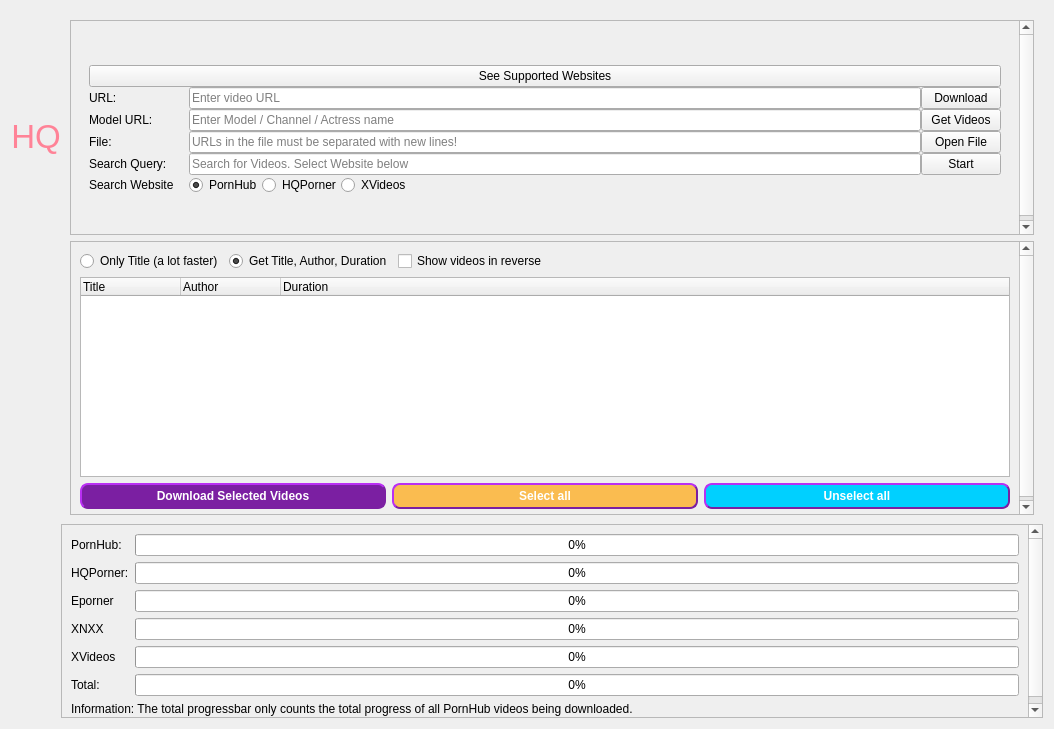
Qt form src/frontend/form_desktop.ui (EchterAlsFake/Porn_Fetch) before a commit.
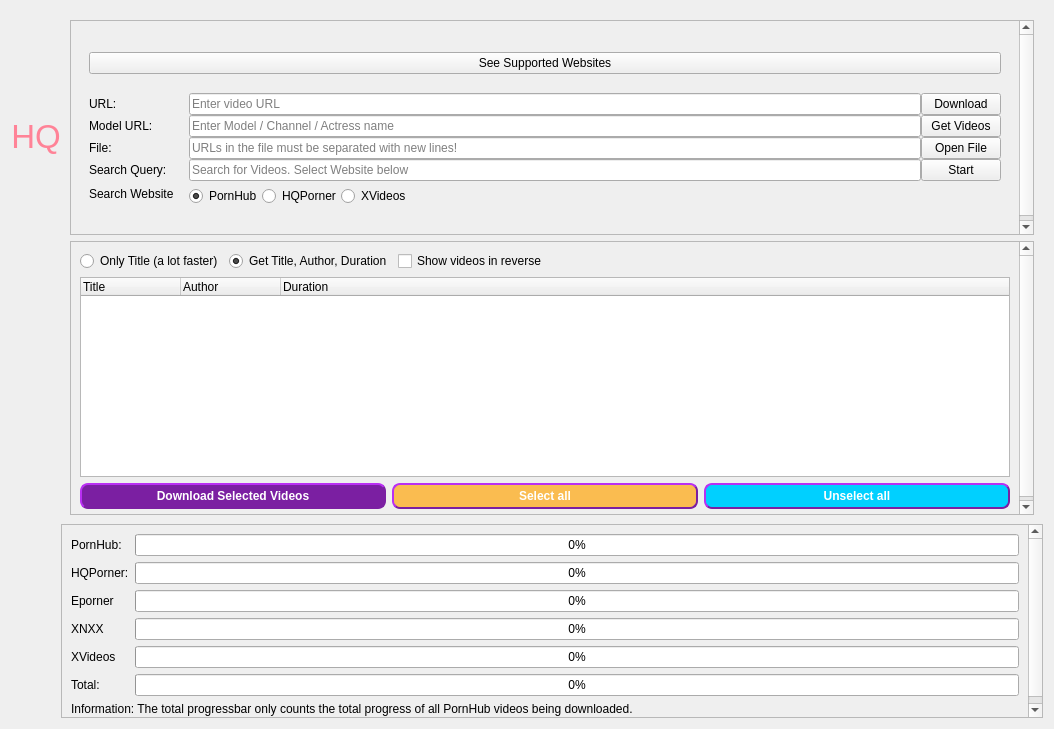
The same form after that commit.

Patch:
```diff
--- a/src/frontend/form_desktop.ui
+++ b/src/frontend/form_desktop.ui
@@ -687,7 +687,7 @@
                   </property>
                   <widget class="QWidget" name="page_3">
                    <layout class="QGridLayout" name="gridLayout_5">
-                    <item row="1" column="0">
+                    <item row="2" column="0">
                      <layout class="QGridLayout" name="gridlayout_downloading">
                       <property name="sizeConstraint">
                        <enum>QLayout::SetMaximumSize</enum>
@@ -695,59 +695,14 @@
                       <property name="spacing">
                        <number>0</number>
                       </property>
-                      <item row="7" column="0">
+                      <item row="6" column="0">
                        <widget class="QLabel" name="label_search_website">
                         <property name="text">
                          <string>Search Website</string>
                         </property>
                        </widget>
                       </item>
-                      <item row="3" column="1">
-                       <widget class="QLineEdit" name="lineedit_model_url">
-                        <property name="sizePolicy">
-                         <sizepolicy hsizetype="MinimumExpanding" vsizetype="Fixed">
-                          <horstretch>0</horstretch>
-                          <verstretch>0</verstretch>
-                         </sizepolicy>
-                        </property>
-                        <property name="minimumSize">
-                         <size>
-                          <width>300</width>
-                          <height>2</height>
-                         </size>
-                        </property>
-                        <property name="placeholderText">
-                         <string>Enter Model / Channel / Actress name</string>
-                        </property>
-                       </widget>
-                      </item>
-                      <item row="1" column="1">
-                       <widget class="QLineEdit" name="lineedit_url">
-                        <property name="sizePolicy">
-                         <sizepolicy hsizetype="MinimumExpanding" vsizetype="Fixed">
-                          <horstretch>0</horstretch>
-                          <verstretch>0</verstretch>
-                         </sizepolicy>
-                        </property>
-                        <property name="minimumSize">
-                         <size>
-                          <width>300</width>
-                          <height>4</height>
-                         </size>
-                        </property>
-                        <property name="placeholderText">
-                         <string>Enter video URL</string>
-                        </property>
-                       </widget>
-                      </item>
-                      <item row="5" column="0">
-                       <widget class="QLabel" name="labell_search">
-                        <property name="text">
-                         <string>Search Query:</string>
-                        </property>
-                       </widget>
-                      </item>
-                      <item row="4" column="0">
+                      <item row="3" column="0">
                        <widget class="QLabel" name="label_file">
                         <property name="sizePolicy">
                          <sizepolicy hsizetype="Minimum" vsizetype="Minimum">
@@ -766,64 +721,7 @@
                         </property>
                        </widget>
                       </item>
-                      <item row="0" column="0" colspan="3">
-                       <widget class="QPushButton" name="button_switch_supported_websites">
-                        <property name="text">
-                         <string>See Supported Websites</string>
-                        </property>
-                       </widget>
-                      </item>
-                      <item row="4" column="1">
-                       <widget class="QLineEdit" name="lineedit_file">
-                        <property name="sizePolicy">
-                         <sizepolicy hsizetype="MinimumExpanding" vsizetype="Fixed">
-                          <horstretch>0</horstretch>
-                          <verstretch>0</verstretch>
-                         </sizepolicy>
-                        </property>
-                        <property name="minimumSize">
-                         <size>
-                          <width>300</width>
-                          <height>2</height>
-                         </size>
-                        </property>
-                        <property name="text">
-                         <string/>
-                        </property>
-                        <property name="readOnly">
-                         <bool>true</bool>
-                        </property>
-                        <property name="placeholderText">
-                         <string>URLs in the file must be separated with new lines!</string>
-                        </property>
-                       </widget>
-                      </item>
-                      <item row="1" column="2">
-                       <widget class="QPushButton" name="button_download">
-                        <property name="sizePolicy">
-                         <sizepolicy hsizetype="Minimum" vsizetype="Fixed">
-                          <horstretch>0</horstretch>
-                          <verstretch>0</verstretch>
-                         </sizepolicy>
-                        </property>
-                        <property name="minimumSize">
-                         <size>
-                          <width>60</width>
-                          <height>2</height>
-                         </size>
-                        </property>
-                        <property name="cursor">
-                         <cursorShape>PointingHandCursor</cursorShape>
-                        </property>
-                        <property name="styleSheet">
-                         <string notr="true"/>
-                        </property>
-                        <property name="text">
-                         <string>Download</string>
-                        </property>
-                       </widget>
-                      </item>
-                      <item row="4" column="2">
+                      <item row="3" column="2">
                        <widget class="QPushButton" name="button_open_file">
                         <property name="sizePolicy">
                          <sizepolicy hsizetype="Minimum" vsizetype="Fixed">
@@ -848,48 +746,29 @@
                         </property>
                        </widget>
                       </item>
-                      <item row="3" column="2">
-                       <widget class="QPushButton" name="button_model">
+                      <item row="4" column="1">
+                       <widget class="QLineEdit" name="lineedit_search_query">
                         <property name="sizePolicy">
-                         <sizepolicy hsizetype="Minimum" vsizetype="Fixed">
+                         <sizepolicy hsizetype="MinimumExpanding" vsizetype="Fixed">
                           <horstretch>0</horstretch>
                           <verstretch>0</verstretch>
                          </sizepolicy>
                         </property>
                         <property name="minimumSize">
                          <size>
-                          <width>60</width>
-                          <height>2</height>
+                          <width>300</width>
+                          <height>0</height>
                          </size>
                         </property>
-                        <property name="cursor">
-                         <cursorShape>PointingHandCursor</cursorShape>
-                        </property>
-                        <property name="styleSheet">
-                         <string notr="true"/>
-                        </property>
                         <property name="text">
-                         <string>Get Videos</string>
+                         <string/>
                         </property>
-                       </widget>
-                      </item>
-                      <item row="5" column="2">
-                       <widget class="QPushButton" name="button_search">
-                        <property name="sizePolicy">
-                         <sizepolicy hsizetype="Minimum" vsizetype="Fixed">
-                          <horstretch>0</horstretch>
-                          <verstretch>0</verstretch>
-                         </sizepolicy>
+                        <property name="placeholderText">
+                         <string>Search for Videos. Select Website below</string>
                         </property>
-                        <property name="cursor">
-                         <cursorShape>PointingHandCursor</cursorShape>
-                        </property>
-                        <property name="text">
-                         <string>Start</string>
-                        </property>
                        </widget>
                       </item>
-                      <item row="1" column="0">
+                      <item row="0" column="0">
                        <widget class="QLabel" name="label_url">
                         <property name="sizePolicy">
                          <sizepolicy hsizetype="Minimum" vsizetype="Minimum">
@@ -908,7 +787,42 @@
                         </property>
                        </widget>
                       </item>
-                      <item row="3" column="0">
+                      <item row="4" column="2">
+                       <widget class="QPushButton" name="button_search">
+                        <property name="sizePolicy">
+                         <sizepolicy hsizetype="Minimum" vsizetype="Fixed">
+                          <horstretch>0</horstretch>
+                          <verstretch>0</verstretch>
+                         </sizepolicy>
+                        </property>
+                        <property name="cursor">
+                         <cursorShape>PointingHandCursor</cursorShape>
+                        </property>
+                        <property name="text">
+                         <string>Start</string>
+                        </property>
+                       </widget>
+                      </item>
+                      <item row="0" column="1">
+                       <widget class="QLineEdit" name="lineedit_url">
+                        <property name="sizePolicy">
+                         <sizepolicy hsizetype="MinimumExpanding" vsizetype="Fixed">
+                          <horstretch>0</horstretch>
+                          <verstretch>0</verstretch>
+                         </sizepolicy>
+                        </property>
+                        <property name="minimumSize">
+                         <size>
+                          <width>300</width>
+                          <height>4</height>
+                         </size>
+                        </property>
+                        <property name="placeholderText">
+                         <string>Enter video URL</string>
+                        </property>
+                       </widget>
+                      </item>
+                      <item row="2" column="0">
                        <widget class="QLabel" name="label_model_url">
                         <property name="sizePolicy">
                          <sizepolicy hsizetype="Minimum" vsizetype="Minimum">
@@ -927,33 +841,14 @@
                         </property>
                        </widget>
                       </item>
-                      <item row="5" column="1">
-                       <widget class="QLineEdit" name="lineedit_search_query">
-                        <property name="sizePolicy">
-                         <sizepolicy hsizetype="MinimumExpanding" vsizetype="Fixed">
-                          <horstretch>0</horstretch>
-                          <verstretch>0</verstretch>
-                         </sizepolicy>
-                        </property>
-                        <property name="minimumSize">
-                         <size>
-                          <width>300</width>
-                          <height>0</height>
-                         </size>
-                        </property>
-                        <property name="text">
-                         <string/>
-                        </property>
-                        <property name="placeholderText">
-                         <string>Search for Videos. Select Website below</string>
-                        </property>
-                       </widget>
-                      </item>
-                      <item row="7" column="1" colspan="2">
+                      <item row="6" column="1" colspan="2">
                        <layout class="QHBoxLayout" name="horizontallayout_searching_websites">
                         <property name="spacing">
                          <number>0</number>
                         </property>
+                        <property name="topMargin">
+                         <number>5</number>
+                        </property>
                         <item>
                          <widget class="QRadioButton" name="radio_search_website_pornhub">
                           <property name="text">
@@ -993,6 +888,118 @@
                         </item>
                        </layout>
                       </item>
+                      <item row="2" column="2">
+                       <widget class="QPushButton" name="button_model">
+                        <property name="sizePolicy">
+                         <sizepolicy hsizetype="Minimum" vsizetype="Fixed">
+                          <horstretch>0</horstretch>
+                          <verstretch>0</verstretch>
+                         </sizepolicy>
+                        </property>
+                        <property name="minimumSize">
+                         <size>
+                          <width>60</width>
+                          <height>2</height>
+                         </size>
+                        </property>
+                        <property name="cursor">
+                         <cursorShape>PointingHandCursor</cursorShape>
+                        </property>
+                        <property name="styleSheet">
+                         <string notr="true"/>
+                        </property>
+                        <property name="text">
+                         <string>Get Videos</string>
+                        </property>
+                       </widget>
+                      </item>
+                      <item row="4" column="0">
+                       <widget class="QLabel" name="labell_search">
+                        <property name="text">
+                         <string>Search Query:</string>
+                        </property>
+                       </widget>
+                      </item>
+                      <item row="3" column="1">
+                       <widget class="QLineEdit" name="lineedit_file">
+                        <property name="sizePolicy">
+                         <sizepolicy hsizetype="MinimumExpanding" vsizetype="Fixed">
+                          <horstretch>0</horstretch>
+                          <verstretch>0</verstretch>
+                         </sizepolicy>
+                        </property>
+                        <property name="minimumSize">
+                         <size>
+                          <width>300</width>
+                          <height>2</height>
+                         </size>
+                        </property>
+                        <property name="text">
+                         <string/>
+                        </property>
+                        <property name="readOnly">
+                         <bool>true</bool>
+                        </property>
+                        <property name="placeholderText">
+                         <string>URLs in the file must be separated with new lines!</string>
+                        </property>
+                       </widget>
+                      </item>
+                      <item row="2" column="1">
+                       <widget class="QLineEdit" name="lineedit_model_url">
+                        <property name="sizePolicy">
+                         <sizepolicy hsizetype="MinimumExpanding" vsizetype="Fixed">
+                          <horstretch>0</horstretch>
+                          <verstretch>0</verstretch>
+                         </sizepolicy>
+                        </property>
+                        <property name="minimumSize">
+                         <size>
+                          <width>300</width>
+                          <height>2</height>
+                         </size>
+                        </property>
+                        <property name="placeholderText">
+                         <string>Enter Model / Channel / Actress name</string>
+                        </property>
+                       </widget>
+                      </item>
+                      <item row="0" column="2">
+                       <widget class="QPushButton" name="button_download">
+                        <property name="sizePolicy">
+                         <sizepolicy hsizetype="Minimum" vsizetype="Fixed">
+                          <horstretch>0</horstretch>
+                          <verstretch>0</verstretch>
+                         </sizepolicy>
+                        </property>
+                        <property name="minimumSize">
+                         <size>
+                          <width>60</width>
+                          <height>2</height>
+                         </size>
+                        </property>
+                        <property name="cursor">
+                         <cursorShape>PointingHandCursor</cursorShape>
+                        </property>
+                        <property name="styleSheet">
+                         <string notr="true"/>
+                        </property>
+                        <property name="text">
+                         <string>Download</string>
+                        </property>
+                       </widget>
+                      </item>
+                     </layout>
+                    </item>
+                    <item row="1" column="0">
+                     <layout class="QVBoxLayout" name="verticalLayout_2">
+                      <item>
+                       <widget class="QPushButton" name="button_switch_supported_websites">
+                        <property name="text">
+                         <string>See Supported Websites</string>
+                        </property>
+                       </widget>
+                      </item>
                      </layout>
                     </item>
                    </layout>
```
Left out of the diff: 6 changed lines with no effect on the pictures.
